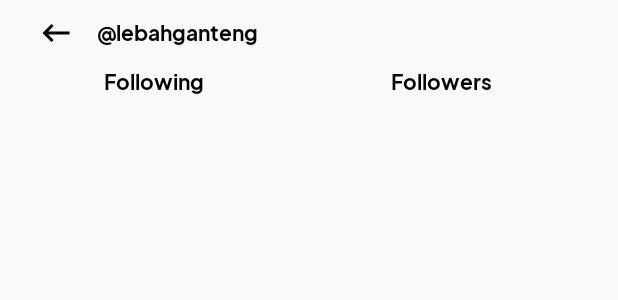
After one commit to belzubeb/Muvmuv, an Android app: the layout activity_page_follow.xml on its own in the app's theme, with its tools: preview values and no code run, on a phone screen of 412 x 824 dp. The commit adds this screen. Shown: the top 300 px of the screen. Run offline under Robolectric (Android 15) with nearby library versions, the phone set to English and light mode, and no system bars.

Commit message:
add page followers

```diff
--- a/app/build.gradle.kts
+++ b/app/build.gradle.kts
@@ -35,7 +35,8 @@ dependencies {
     implementation("com.google.android.material:material:1.11.0")
     implementation("androidx.constraintlayout:constraintlayout:2.1.4")
     implementation("com.google.firebase:firebase-database:21.0.0")
-    implementation("com.google.firebase:firebase-auth-ktx")
+    implementation(platform("com.google.firebase:firebase-bom:32.3.1"))
+    implementation("com.google.firebase:firebase-auth")
     testImplementation("junit:junit:4.13.2")
     androidTestImplementation("androidx.test.ext:junit:1.1.5")
     androidTestImplementation("androidx.test.espresso:espresso-core:3.5.1")
--- a/app/src/main/AndroidManifest.xml
+++ b/app/src/main/AndroidManifest.xml
@@ -12,6 +12,9 @@
         android:supportsRtl="true"
         android:theme="@style/Theme.Muvmuv2"
         tools:targetApi="31">
+        <activity
+            android:name=".PageFollow"
+            android:exported="false" />
         <activity
             android:name=".Settings"
             android:exported="false" />
--- a/app/src/main/java/com/example/muvmuv2/MainActivity.java
+++ b/app/src/main/java/com/example/muvmuv2/MainActivity.java
@@ -14,6 +14,7 @@ import android.os.Bundle;
 import com.google.android.material.bottomnavigation.BottomNavigationItemView;
 import com.google.android.material.bottomnavigation.BottomNavigationView;
 import com.google.android.material.navigation.NavigationBarView;
+import com.google.firebase.FirebaseApp;
 
 public class MainActivity extends AppCompatActivity {
     private BottomNavigationView bottomNavigationView;
@@ -21,6 +22,7 @@ public class MainActivity extends AppCompatActivity {
     @Override
     protected void onCreate(Bundle savedInstanceState) {
         super.onCreate(savedInstanceState);
+        FirebaseApp.initializeApp(this);
         setContentView(R.layout.activity_main);
 
         loadFragment(new HomeFragment());
--- a/app/src/main/res/layout/activity_login.xml
+++ b/app/src/main/res/layout/activity_login.xml
@@ -130,6 +130,7 @@
         android:layout_marginTop="25dp"
         />
     <TextView
+        android:id="@+id/txtregistlog"
         android:layout_width="wrap_content"
         android:layout_height="wrap_content"
         android:text="Register"
--- /dev/null
+++ b/app/src/main/res/layout/activity_page_follow.xml
@@ -0,0 +1,57 @@
+<?xml version="1.0" encoding="utf-8"?>
+<RelativeLayout xmlns:android="http://schemas.android.com/apk/res/android"
+    xmlns:app="http://schemas.android.com/apk/res-auto"
+    xmlns:tools="http://schemas.android.com/tools"
+    android:layout_width="match_parent"
+    android:layout_height="match_parent"
+    tools:context=".PageFollow">
+
+    <ImageView
+        android:id="@+id/back"
+        android:layout_width="wrap_content"
+        android:layout_height="wrap_content"
+        android:src="@drawable/backarrow"
+        android:layout_marginStart="25dp"
+        android:layout_marginTop="10dp"/>
+
+    <TextView
+        android:id="@+id/id"
+        android:layout_width="wrap_content"
+        android:layout_height="wrap_content"
+        android:text="@string/lebahganteng"
+        android:fontFamily="@font/bold"
+        android:layout_marginTop="9dp"
+        android:textColor="@color/Black"
+        android:layout_toEndOf="@id/back"
+        android:layout_marginStart="15dp"/>
+
+    <TextView
+        android:id="@+id/Following"
+        android:layout_width="wrap_content"
+        android:layout_height="wrap_content"
+        android:text="Following"
+        android:layout_below="@+id/id"
+        android:layout_marginTop="10dp"
+        android:layout_marginStart="69dp"
+        android:fontFamily="@font/bold"
+        android:textColor="@color/Black"/>
+
+    <TextView
+        android:id="@+id/Followers"
+        android:layout_width="wrap_content"
+        android:layout_height="wrap_content"
+        android:text="Followers"
+        android:layout_below="@+id/id"
+        android:layout_marginTop="10dp"
+        android:layout_marginStart="260.5dp"
+        android:fontFamily="@font/bold"
+        android:textColor="@color/Black"/>
+
+    <FrameLayout
+        android:id="@+id/FragmentFolls"
+        android:layout_marginTop="36dp"
+        android:layout_width="match_parent"
+        android:layout_height="match_parent"
+        android:layout_below="@+id/Followers"/>
+
+</RelativeLayout>
--- a/build.gradle.kts
+++ b/build.gradle.kts
@@ -1,4 +1,8 @@
 buildscript {
+    repositories{
+        google()
+        mavenCentral()
+    }
     dependencies {
         classpath("com.google.gms:google-services:4.4.2")
     }
```
Also changed, not shown: app/src/main/java/com/example/muvmuv2/FollowingFragment.java (added, +64 -0 lines), app/src/main/java/com/example/muvmuv2/HomeFragment.java (+16 -0 lines), app/src/main/java/com/example/muvmuv2/Login.java (+68 -6 lines), app/src/main/java/com/example/muvmuv2/PageFollow.java (added, +14 -0 lines), app/src/main/java/com/example/muvmuv2/ProfileFragment.java (+5 -5 lines), app/src/main/java/com/example/muvmuv2/Register.java (+82 -6 lines), app/src/main/java/com/example/muvmuv2/Settings.java (+14 -2 lines), app/src/main/res/drawable/button_following.xml (added, +9 -0 lines), app/src/main/res/layout/activity_register.xml (+20 -9 lines), app/src/main/res/layout/fragment_following.xml (added, +59 -0 lines), app/src/main/res/layout/fragment_home.xml (+17 -7 lines).
